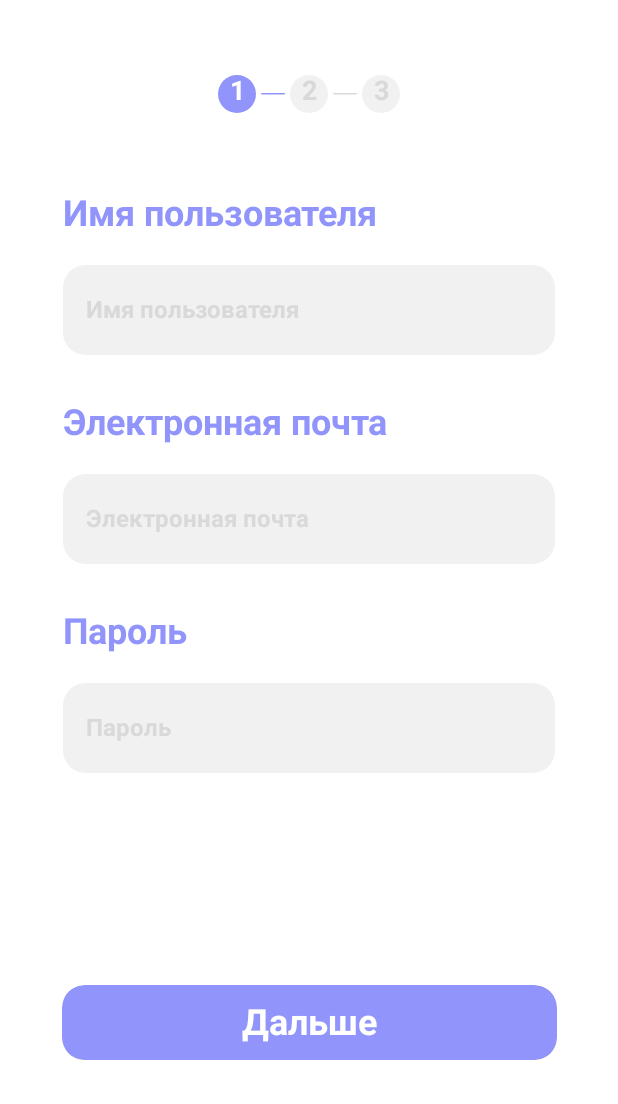
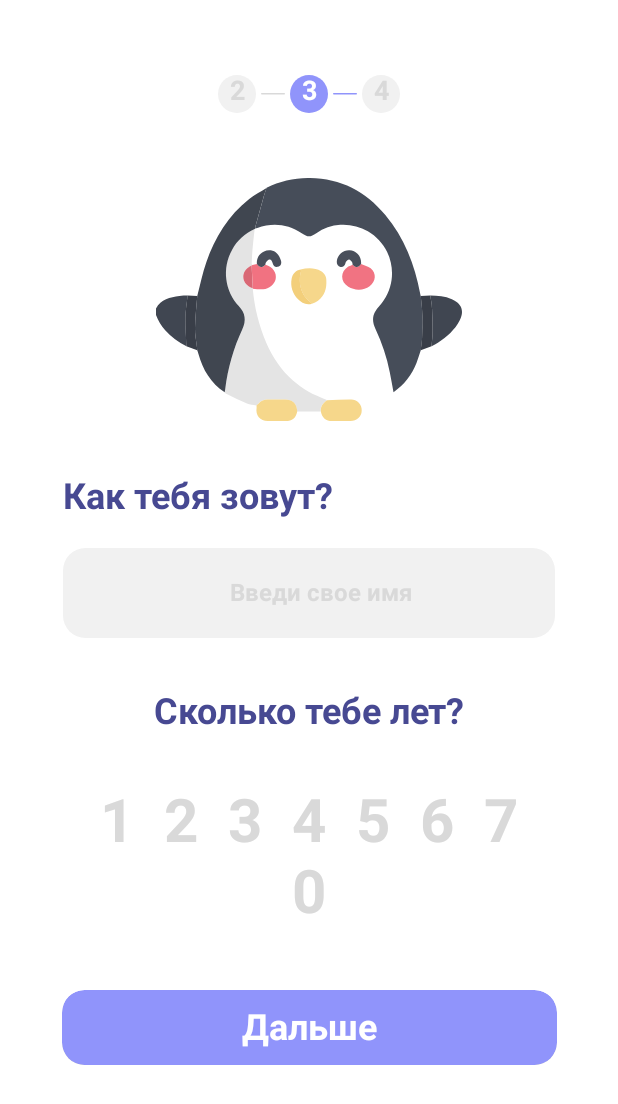
Before and after one commit to Turtle-Team/NoLimits4WebHackaton, an Android app built with Jetpack Compose: the RegisterScreen screen opened through its navigation route, after a tap on "Дальше", on a phone screen of 412 x 824 dp. Shown: the top 1104 px of the screen. Run offline under Robolectric (Android 15) with nearby library versions, the phone set to English and light mode, and no system bars; libraries missing offline, so code that uses them is left out: com.squareup.sqldelight.

Commit message:
добавил второй этап регистрации

```diff
--- a/androidApp/src/main/java/com/lyadsky/nolimits4webapp/android/di/AndroidModule.kt
+++ b/androidApp/src/main/java/com/lyadsky/nolimits4webapp/android/di/AndroidModule.kt
@@ -3,9 +3,11 @@ package com.lyadsky.nolimits4webapp.android.di
 import com.lyadsky.nolimits4webapp.android.navigation.AndroidNavigator
 import com.lyadsky.nolimits4webapp.android.navigation.NavigatorImpl
 import com.lyadsky.nolimits4webapp.common.navigation.Navigator
-import com.lyadsky.nolimits4webapp.features.auth.viewModel.AuthViewModel
-import com.lyadsky.nolimits4webapp.features.auth.viewModel.AuthViewModelImpl
 import com.lyadsky.nolimits4webapp.features.mainNavigation.viewModel.MainNavigationViewModelImpl
+import com.lyadsky.nolimits4webapp.features.register.viewModel.RegisterViewModel
+import com.lyadsky.nolimits4webapp.features.register.viewModel.RegisterViewModelImpl
+import com.lyadsky.nolimits4webapp.features.welcome.viewModel.WelcomeViewModel
+import com.lyadsky.nolimits4webapp.features.welcome.viewModel.WelcomeViewModelImpl
 import org.koin.androidx.viewmodel.dsl.viewModel
 import org.koin.core.qualifier.named
 import org.koin.dsl.module
@@ -18,7 +20,11 @@ fun androidModule() = module {
         ViewModelWrapper(MainNavigationViewModelImpl(get()))
     }
 
-    viewModel(named("AuthViewModel")) {
-        ViewModelWrapper<AuthViewModel>(AuthViewModelImpl(get()))
+    viewModel(named("WelcomeViewModel")) {
+        ViewModelWrapper<WelcomeViewModel>(WelcomeViewModelImpl(get()))
+    }
+
+    viewModel(named("RegisterViewModel")) {
+        ViewModelWrapper<RegisterViewModel>(RegisterViewModelImpl(get()))
     }
 }
--- /dev/null
+++ b/androidApp/src/main/java/com/lyadsky/nolimits4webapp/android/features/infoUser/InfoUserScreen.kt
@@ -0,0 +1,124 @@
+package com.lyadsky.nolimits4webapp.android.features.infoUser
+
+import android.annotation.SuppressLint
+import androidx.compose.foundation.Image
+import androidx.compose.foundation.background
+import androidx.compose.foundation.border
+import androidx.compose.foundation.clickable
+import androidx.compose.foundation.layout.*
+import androidx.compose.foundation.lazy.LazyRow
+import androidx.compose.foundation.lazy.items
+import androidx.compose.foundation.shape.RoundedCornerShape
+import androidx.compose.material.Divider
+import androidx.compose.material.Text
+import androidx.compose.runtime.*
+import androidx.compose.ui.Alignment
+import androidx.compose.ui.Modifier
+import androidx.compose.ui.graphics.Color
+import androidx.compose.ui.res.painterResource
+import androidx.compose.ui.text.TextStyle
+import androidx.compose.ui.text.font.FontWeight
+import androidx.compose.ui.text.input.TextFieldValue
+import androidx.compose.ui.text.style.TextAlign
+import androidx.compose.ui.unit.dp
+import androidx.compose.ui.unit.sp
+import com.lyadsky.nolimits4webapp.android.R
+import com.lyadsky.nolimits4webapp.android.features.views.bars.StageBar
+import com.lyadsky.nolimits4webapp.android.features.views.buttons.CommonButton
+import com.lyadsky.nolimits4webapp.android.features.views.edit_texts.CommonEditText
+
+
+@SuppressLint("UnrememberedMutableState")
+@Composable
+fun InfoUserScreen() {
+    Column(
+        Modifier
+            .fillMaxSize()
+            .padding(top = 50.dp),
+        horizontalAlignment = Alignment.CenterHorizontally
+    ) {
+        var ageSelected by remember { mutableStateOf(0) }
+
+        StageBar(number = 2)
+        Divider(Modifier.padding(top = 42.dp), color = Color.White)
+
+        Column(horizontalAlignment = Alignment.CenterHorizontally) {
+            Image(
+                painter = painterResource(id = R.drawable.ic_penguin), contentDescription = "",
+            )
+            Divider(Modifier.padding(top = 35.dp), color = Color.White)
+            CommonEditText(
+                title = "Как тебя зовут?",
+                placeholder = "Введи свое имя",
+                isCenterText = true
+            )
+        }
+
+        Column(
+            horizontalAlignment = Alignment.CenterHorizontally,
+            modifier = Modifier.padding(top = 35.dp)
+        ) {
+            Text(
+                text = "Сколько тебе лет?", style = TextStyle(
+                    fontSize = 24.sp,
+                    fontWeight = FontWeight(700),
+                    color = Color(0xFF474992)
+                ),
+                modifier = Modifier.padding(bottom = 20.dp)
+            )
+
+            val age = listOf(1, 2, 3, 4, 5, 6, 7)
+
+            LazyRow(modifier = Modifier.padding(top = 15.dp), verticalAlignment = Alignment.CenterVertically) {
+                items(items = age) { item ->
+                    if (ageSelected == item){
+                        Row (horizontalArrangement = Arrangement.Center, verticalAlignment = Alignment.CenterVertically) {
+                            Text(
+                                text = item.toString(), style = TextStyle(
+                                    color = Color(0xFF9094FB),
+                                    fontSize = 48.sp,
+                                    textAlign = TextAlign.Center,
+                                    fontWeight = FontWeight(700)
+                                ),
+                                modifier = Modifier
+                                    .padding(horizontal = 10.dp)
+                                    .clickable { ageSelected = item }
+                                    .border(
+                                        width = 2.dp,
+                                        color = Color(0xFF9094FB),
+                                        shape = RoundedCornerShape(10.dp)
+                                    )
+                                    .width(50.dp)
+                                    .height(70.dp)
+                            )
+                        }
+                    } else {
+                        Text(
+                            text = item.toString(), style = TextStyle(
+                                color = Color(0xFFD9D9D9),
+                                fontSize = 40.sp,
+                                fontWeight = FontWeight(700)
+                            ),
+                            modifier = Modifier
+                                .padding(horizontal = 10.dp)
+                                .clickable { ageSelected = item }
+                        )
+                    }
+                }
+            }
+            Text(
+                text = ageSelected.toString(), style = TextStyle(
+                    color = Color(0xFFD9D9D9),
+                    fontSize = 40.sp,
+                    fontWeight = FontWeight(700)
+                )
+            )
+        }
+
+
+        Divider(Modifier.padding(top = 40.dp), color = Color.White)
+        CommonButton(text = "Дальше") {
+
+        }
+    }
+}
--- a/androidApp/src/main/java/com/lyadsky/nolimits4webapp/android/features/mainNavigation/MainNavigationScreen.kt
+++ b/androidApp/src/main/java/com/lyadsky/nolimits4webapp/android/features/mainNavigation/MainNavigationScreen.kt
@@ -13,6 +13,7 @@ import androidx.navigation.compose.currentBackStackEntryAsState
 import androidx.navigation.compose.rememberNavController
 import com.lyadsky.nolimits4webapp.android.di.ViewModelWrapper
 import com.lyadsky.nolimits4webapp.android.features.auth.AuthScreen
+import com.lyadsky.nolimits4webapp.android.features.infoUser.InfoUserScreen
 import com.lyadsky.nolimits4webapp.android.features.welcome.WelcomeScreen
 import com.lyadsky.nolimits4webapp.android.features.main.MainScreen
 import com.lyadsky.nolimits4webapp.android.features.register.RegisterScreen
@@ -64,6 +65,9 @@ fun MainNavigationScreen(
             composable(route = ScreenRoute.Register.name) {
                 RegisterScreen()
             }
+            composable(route = ScreenRoute.InfoUser.name){
+                InfoUserScreen()
+            }
         }
     }
 }
--- a/androidApp/src/main/java/com/lyadsky/nolimits4webapp/android/features/register/RegisterScreen.kt
+++ b/androidApp/src/main/java/com/lyadsky/nolimits4webapp/android/features/register/RegisterScreen.kt
@@ -9,12 +9,20 @@ import androidx.compose.ui.Alignment
 import androidx.compose.ui.Modifier
 import androidx.compose.ui.graphics.Color
 import androidx.compose.ui.unit.dp
+import com.lyadsky.nolimits4webapp.android.di.ViewModelWrapper
 import com.lyadsky.nolimits4webapp.android.features.views.bars.StageBar
 import com.lyadsky.nolimits4webapp.android.features.views.buttons.CommonButton
 import com.lyadsky.nolimits4webapp.android.features.views.edit_texts.CommonEditText
+import com.lyadsky.nolimits4webapp.features.register.viewModel.RegisterViewModel
+import com.lyadsky.nolimits4webapp.features.welcome.viewModel.WelcomeViewModel
+import org.koin.androidx.compose.getViewModel
+import org.koin.core.qualifier.named
 
 @Composable
-fun RegisterScreen() {
+fun RegisterScreen(
+    viewModelWrapper: ViewModelWrapper<RegisterViewModel> =
+        getViewModel(named("RegisterViewModel"))
+) {
     Column(
         Modifier
             .fillMaxSize()
@@ -34,7 +42,7 @@ fun RegisterScreen() {
 
         Divider(Modifier.padding(top = 140.dp), color = Color.White)
         CommonButton(text = "Дальше") {
-
+            viewModelWrapper.viewModel.onNextClick()
         }
 
     }
--- a/androidApp/src/main/java/com/lyadsky/nolimits4webapp/android/features/views/bars/StageBar.kt
+++ b/androidApp/src/main/java/com/lyadsky/nolimits4webapp/android/features/views/bars/StageBar.kt
@@ -65,12 +65,12 @@ fun StageBar(number: Int) {
         Text(
             text = "${number+2}", modifier = Modifier
                 .background(
-                    color = if (number == 2) Color(0xFF9094FB) else Color(0xFFF1F1F1),
+                    color = if (number == 3) Color(0xFF9094FB) else Color(0xFFF1F1F1),
                     shape = CircleShape
                 )
                 .size(25.dp),
             style = TextStyle(
-                color = if (number == 2) Color.White else Color(0xFFD9D9D9),
+                color = if (number == 3) Color.White else Color(0xFFD9D9D9),
                 fontSize = 18.sp,
                 textAlign = TextAlign.Center ,
                 fontWeight = FontWeight(700)
--- a/androidApp/src/main/java/com/lyadsky/nolimits4webapp/android/features/views/edit_texts/CommonEditText.kt
+++ b/androidApp/src/main/java/com/lyadsky/nolimits4webapp/android/features/views/edit_texts/CommonEditText.kt
@@ -5,12 +5,10 @@ import androidx.compose.foundation.layout.*
 import androidx.compose.foundation.shape.RoundedCornerShape
 import androidx.compose.foundation.text.BasicTextField
 import androidx.compose.material.Text
-import androidx.compose.material.TextField
 import androidx.compose.runtime.*
 import androidx.compose.ui.Alignment
 import androidx.compose.ui.Modifier
 import androidx.compose.ui.draw.clip
-import androidx.compose.ui.draw.shadow
 import androidx.compose.ui.graphics.Color
 import androidx.compose.ui.text.TextStyle
 import androidx.compose.ui.text.font.FontWeight
@@ -20,7 +18,7 @@ import androidx.compose.ui.unit.dp
 import androidx.compose.ui.unit.sp
 
 @Composable
-fun CommonEditText(title: String) {
+fun CommonEditText(title: String, placeholder: String? = title, isCenterText: Boolean? = false) {
     var text by remember { mutableStateOf(TextFieldValue("")) }
 
     Column {
@@ -28,7 +26,7 @@ fun CommonEditText(title: String) {
             text = title, style = TextStyle(
                 fontSize = 24.sp,
                 fontWeight = FontWeight(700),
-                color = Color(0xFF9094FB)
+                color = Color(0xFF474992)
             ),
             modifier = Modifier.padding(bottom = 20.dp)
         )
@@ -63,10 +61,10 @@ fun CommonEditText(title: String) {
                 decorationBox = { innerTextField ->
                     Row(
                         verticalAlignment = Alignment.CenterVertically,
-                        horizontalArrangement = Arrangement.Start
+                        horizontalArrangement = if (isCenterText == true) Arrangement.Center else Arrangement.Start //TODO поправить
                     ) {
                         Text(
-                            text = title, style = TextStyle(
+                            text = placeholder.toString(), style = TextStyle(
                                 fontSize = 16.sp,
                                 fontWeight = FontWeight(700),
                                 color = Color(0xFFD9D9D9),
--- a/androidApp/src/main/java/com/lyadsky/nolimits4webapp/android/features/welcome/WelcomeScreen.kt
+++ b/androidApp/src/main/java/com/lyadsky/nolimits4webapp/android/features/welcome/WelcomeScreen.kt
@@ -1,7 +1,10 @@
 package com.lyadsky.nolimits4webapp.android.features.welcome
 
 import androidx.compose.foundation.Image
-import androidx.compose.foundation.layout.*
+import androidx.compose.foundation.layout.Column
+import androidx.compose.foundation.layout.fillMaxSize
+import androidx.compose.foundation.layout.fillMaxWidth
+import androidx.compose.foundation.layout.padding
 import androidx.compose.material.Divider
 import androidx.compose.material.Text
 import androidx.compose.runtime.Composable
@@ -17,14 +20,14 @@ import androidx.compose.ui.unit.sp
 import com.lyadsky.nolimits4webapp.android.R
 import com.lyadsky.nolimits4webapp.android.di.ViewModelWrapper
 import com.lyadsky.nolimits4webapp.android.features.views.buttons.CommonButton
-import com.lyadsky.nolimits4webapp.features.auth.viewModel.AuthViewModelImpl
+import com.lyadsky.nolimits4webapp.features.welcome.viewModel.WelcomeViewModel
 import org.koin.androidx.compose.getViewModel
 import org.koin.core.qualifier.named
 
 @Composable
 fun WelcomeScreen(
-    viewModelWrapper: ViewModelWrapper<AuthViewModelImpl> =
-        getViewModel(named("AuthViewModel"))
+    viewModelWrapper: ViewModelWrapper<WelcomeViewModel> =
+        getViewModel(named("WelcomeViewModel"))
 ) {
     Column(
         Modifier
--- a/androidApp/src/main/java/com/lyadsky/nolimits4webapp/android/navigation/Navigator.kt
+++ b/androidApp/src/main/java/com/lyadsky/nolimits4webapp/android/navigation/Navigator.kt
@@ -36,6 +36,10 @@ class NavigatorImpl(
         navigateToNavBarDestination(ScreenRoute.Profile)
     }
 
+    override fun navigateToInfoUser() {
+        navigateToNavBarDestination(ScreenRoute.InfoUser)
+    }
+
     private fun navigateToNavBarDestination(root: ScreenRoute) {
         navController?.navigate(root.name) {
             popUpTo(navController!!.graph.findStartDestination().id) {
--- a/shared/src/commonMain/kotlin/com/lyadsky/nolimits4webapp/common/navigation/Navigator.kt
+++ b/shared/src/commonMain/kotlin/com/lyadsky/nolimits4webapp/common/navigation/Navigator.kt
@@ -5,7 +5,8 @@ enum class ScreenRoute {
     Profile,
     Welcome,
     Auth,
-    Register
+    Register,
+    InfoUser
 }
 
 interface Navigator {
@@ -15,4 +16,5 @@ interface Navigator {
     fun navigateToAuth()
     fun navigateToRegister()
     fun navigateToProfile()
+    fun navigateToInfoUser()
 }
--- /dev/null
+++ b/shared/src/commonMain/kotlin/com/lyadsky/nolimits4webapp/features/register/viewModel/RegisterViewModel.kt
@@ -0,0 +1,20 @@
+package com.lyadsky.nolimits4webapp.features.register.viewModel
+
+import com.lyadsky.nolimits4webapp.common.navigation.Navigator
+import com.lyadsky.nolimits4webapp.common.viewModel.KmpViewModel
+import com.lyadsky.nolimits4webapp.common.viewModel.KmpViewModelImpl
+import com.lyadsky.nolimits4webapp.common.viewModel.SubScreenViewModel
+import org.koin.core.component.KoinComponent
+
+interface RegisterViewModel : KmpViewModel, SubScreenViewModel {
+    fun onNextClick()
+}
+
+class RegisterViewModelImpl(
+    override val navigator: Navigator
+) : KoinComponent, KmpViewModelImpl(), RegisterViewModel {
+
+    override fun onNextClick() {
+        navigator.navigateToInfoUser()
+    }
+}
--- a/shared/src/commonMain/kotlin/com/lyadsky/nolimits4webapp/features/auth/viewModel/AuthViewModel.kt
+++ b/shared/src/commonMain/kotlin/com/lyadsky/nolimits4webapp/features/welcome/viewModel/WelcomeViewModel.kt
@@ -1,4 +1,4 @@
-package com.lyadsky.nolimits4webapp.features.auth.viewModel
+package com.lyadsky.nolimits4webapp.features.welcome.viewModel
 
 import com.lyadsky.nolimits4webapp.common.navigation.Navigator
 import com.lyadsky.nolimits4webapp.common.viewModel.KmpViewModel
@@ -6,20 +6,20 @@ import com.lyadsky.nolimits4webapp.common.viewModel.KmpViewModelImpl
 import com.lyadsky.nolimits4webapp.common.viewModel.SubScreenViewModel
 import org.koin.core.component.KoinComponent
 
-interface AuthViewModel : KmpViewModel, SubScreenViewModel {
+interface WelcomeViewModel : KmpViewModel, SubScreenViewModel {
+    fun onRegisterClick()
     fun onAuthClick()
-    fun onRegisterClick()
 }
 
-class AuthViewModelImpl(
+class WelcomeViewModelImpl(
     override val navigator: Navigator
-) : KoinComponent, KmpViewModelImpl(), AuthViewModel {
+) : KoinComponent, KmpViewModelImpl(), WelcomeViewModel {
+
+    override fun onRegisterClick() {
+        navigator.navigateToRegister()
+    }
 
     override fun onAuthClick() {
         navigator.navigateToAuth()
     }
-
-    override fun onRegisterClick() {
-        navigator.navigateToRegister()
-    }
 }
```
